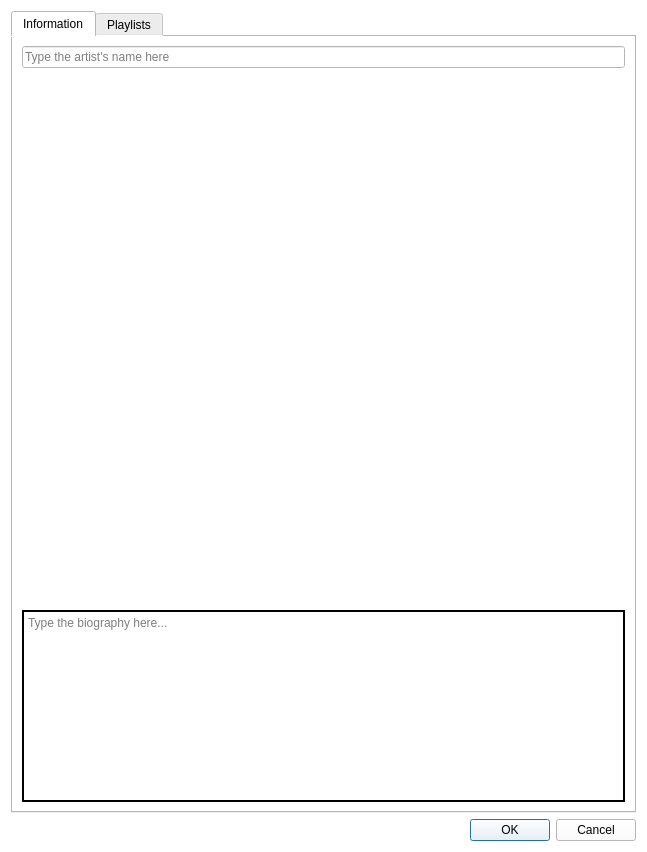
Old version of the form ui/dialogs/artistedit.ui in the repository amirmohsen1384/Mockingbird.
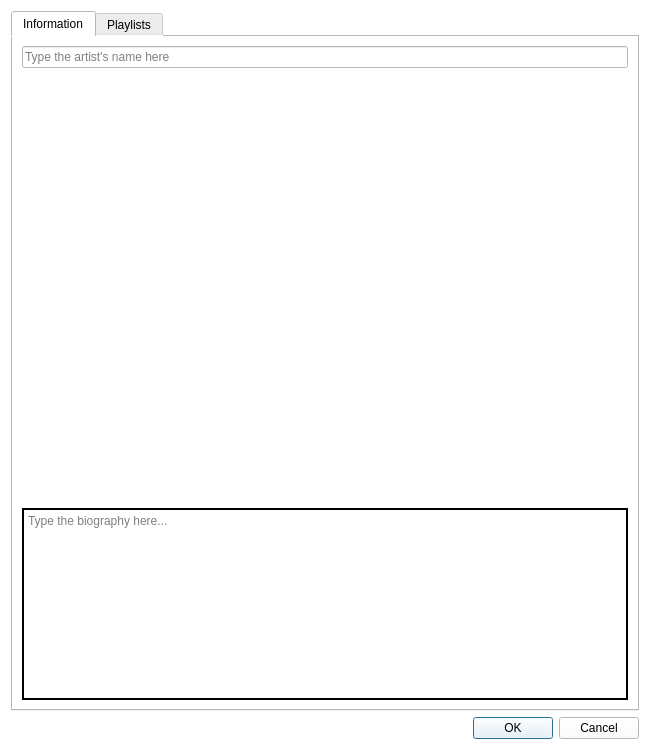
New version of the form. Icons and pictures are not drawn. Custom widgets are drawn as their Qt base class.

Commit message: Adjusted the size of dialogs

```diff
--- a/ui/dialogs/artistedit.ui
+++ b/ui/dialogs/artistedit.ui
@@ -6,8 +6,8 @@
    <rect>
     <x>0</x>
     <y>0</y>
-    <width>647</width>
-    <height>852</height>
+    <width>650</width>
+    <height>750</height>
    </rect>
   </property>
   <property name="font">
@@ -24,6 +24,9 @@
   <layout class="QVBoxLayout" name="verticalLayout_3">
    <item>
     <widget class="QTabWidget" name="tabWidget">
+     <property name="enabled">
+      <bool>true</bool>
+     </property>
      <property name="font">
       <font>
        <bold>false</bold>
```
Left out of the diff: 2 changed lines with no effect on the pictures. The commit also changes 4 other files.
